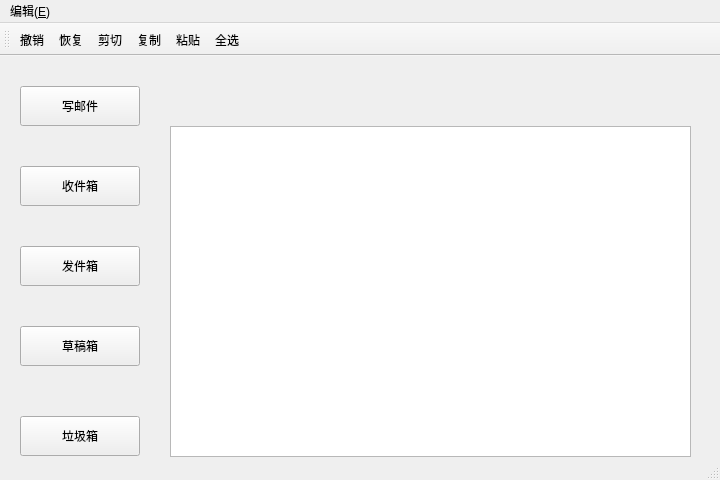
The window that clientwindow.ui (HelloJdss/WangWang_MailClient) describes before a commit, drawn with Qt 5.
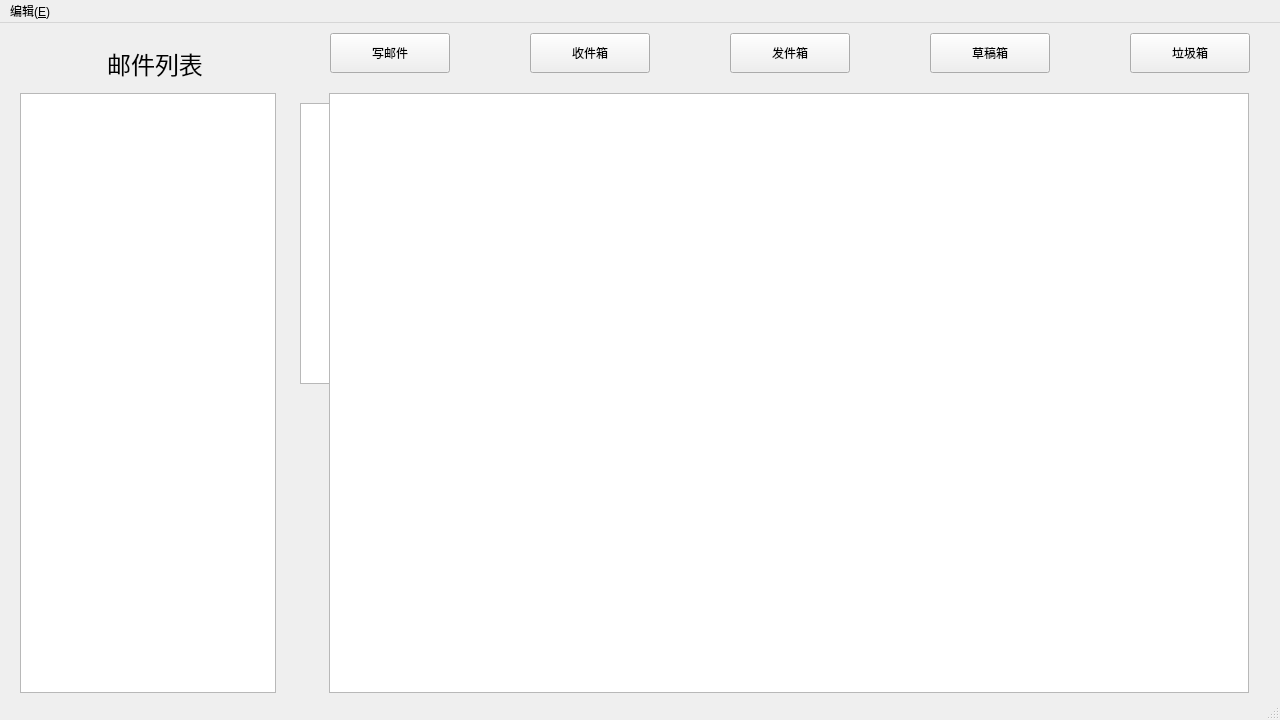
The same window after the commit.

```diff
--- a/clientwindow.ui
+++ b/clientwindow.ui
@@ -6,20 +6,20 @@
    <rect>
     <x>0</x>
     <y>0</y>
-    <width>720</width>
-    <height>480</height>
+    <width>1280</width>
+    <height>720</height>
    </rect>
   </property>
   <property name="minimumSize">
    <size>
-    <width>720</width>
-    <height>480</height>
+    <width>1280</width>
+    <height>720</height>
    </size>
   </property>
   <property name="maximumSize">
    <size>
-    <width>720</width>
-    <height>480</height>
+    <width>1280</width>
+    <height>720</height>
    </size>
   </property>
   <property name="windowTitle">
@@ -29,8 +29,8 @@
    <widget class="QTextEdit" name="WriteMail">
     <property name="geometry">
      <rect>
-      <x>170</x>
-      <y>120</y>
+      <x>300</x>
+      <y>80</y>
       <width>521</width>
       <height>281</height>
      </rect>
@@ -39,8 +39,8 @@
    <widget class="QPushButton" name="NewMail">
     <property name="geometry">
      <rect>
-      <x>20</x>
-      <y>30</y>
+      <x>330</x>
+      <y>10</y>
       <width>120</width>
       <height>40</height>
      </rect>
@@ -52,8 +52,8 @@
    <widget class="QPushButton" name="RecvMail">
     <property name="geometry">
      <rect>
-      <x>20</x>
-      <y>110</y>
+      <x>530</x>
+      <y>10</y>
       <width>120</width>
       <height>40</height>
      </rect>
@@ -65,8 +65,8 @@
    <widget class="QPushButton" name="pushButton_3">
     <property name="geometry">
      <rect>
-      <x>20</x>
-      <y>190</y>
+      <x>730</x>
+      <y>10</y>
       <width>120</width>
       <height>40</height>
      </rect>
@@ -78,8 +78,8 @@
    <widget class="QPushButton" name="pushButton_4">
     <property name="geometry">
      <rect>
-      <x>20</x>
-      <y>270</y>
+      <x>930</x>
+      <y>10</y>
       <width>120</width>
       <height>40</height>
      </rect>
@@ -91,8 +91,8 @@
    <widget class="QPushButton" name="pushButton_5">
     <property name="geometry">
      <rect>
-      <x>20</x>
-      <y>360</y>
+      <x>1130</x>
+      <y>10</y>
       <width>120</width>
       <height>40</height>
      </rect>
@@ -104,10 +104,45 @@
    <widget class="QTextBrowser" name="ReadMail">
     <property name="geometry">
      <rect>
-      <x>170</x>
+      <x>329</x>
       <y>70</y>
-      <width>521</width>
-      <height>331</height>
+      <width>920</width>
+      <height>600</height>
+     </rect>
+    </property>
+   </widget>
+   <widget class="QLabel" name="label">
+    <property name="geometry">
+     <rect>
+      <x>20</x>
+      <y>20</y>
+      <width>270</width>
+      <height>41</height>
+     </rect>
+    </property>
+    <property name="font">
+     <font>
+      <family>等线</family>
+      <pointsize>18</pointsize>
+     </font>
+    </property>
+    <property name="layoutDirection">
+     <enum>Qt::LeftToRight</enum>
+    </property>
+    <property name="text">
+     <string>邮件列表</string>
+    </property>
+    <property name="alignment">
+     <set>Qt::AlignCenter</set>
+    </property>
+   </widget>
+   <widget class="QListWidget" name="listWidget">
+    <property name="geometry">
+     <rect>
+      <x>20</x>
+      <y>70</y>
+      <width>256</width>
+      <height>600</height>
      </rect>
     </property>
    </widget>
@@ -117,7 +152,7 @@
     <rect>
      <x>0</x>
      <y>0</y>
-     <width>720</width>
+     <width>1280</width>
      <height>22</height>
     </rect>
    </property>
@@ -136,20 +171,6 @@
    </widget>
    <addaction name="menu_E"/>
   </widget>
-  <widget class="QToolBar" name="mainToolBar">
-   <attribute name="toolBarArea">
-    <enum>TopToolBarArea</enum>
-   </attribute>
-   <attribute name="toolBarBreak">
-    <bool>false</bool>
-   </attribute>
-   <addaction name="action_undo"/>
-   <addaction name="action_redo"/>
-   <addaction name="action_cut"/>
-   <addaction name="action_copy"/>
-   <addaction name="action_paste"/>
-   <addaction name="action_selectAll"/>
-  </widget>
   <widget class="QStatusBar" name="statusBar"/>
   <action name="action_undo">
    <property name="text">
```
